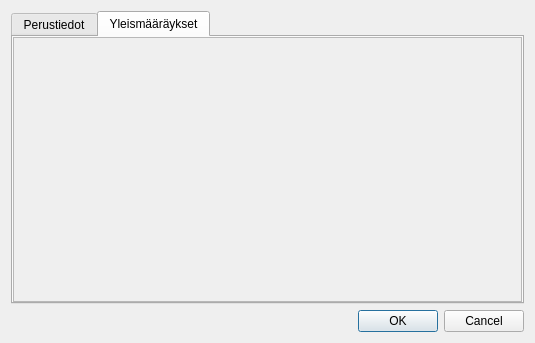
Before: the Qt Designer form arho_feature_template/gui/plan_attribute_form.ui in GispoCoding/arho-qgis-plugin, drawn with Qt 5.
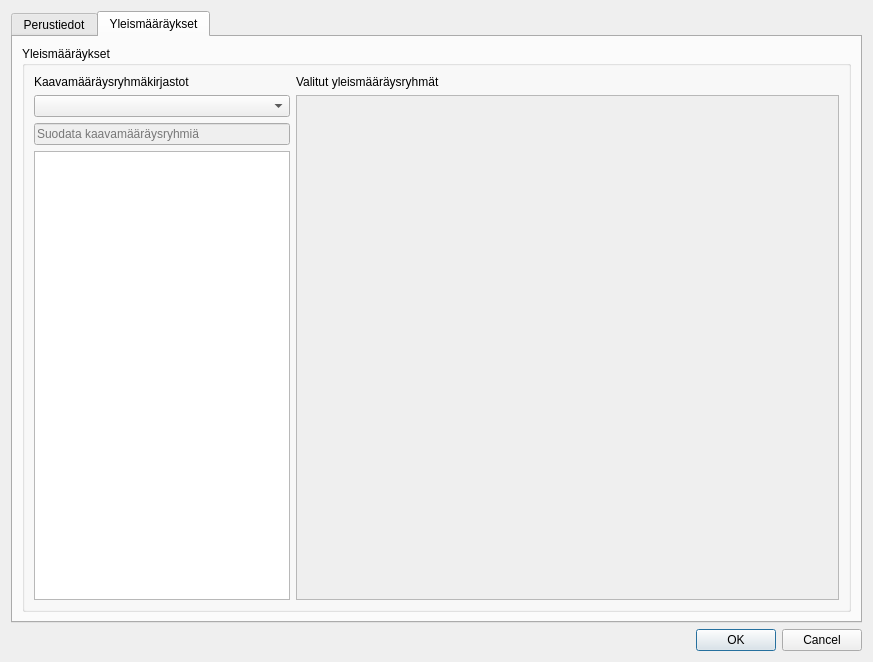
After: the same form once the commit is applied. The open tabs and pages were chosen to show the change. Custom widgets are drawn as their Qt base class.

Commit message: add general regulations to plan attribute form

What changed in the file:
```diff
--- a/arho_feature_template/gui/plan_attribute_form.ui
+++ b/arho_feature_template/gui/plan_attribute_form.ui
@@ -9,8 +9,8 @@
    <rect>
     <x>0</x>
     <y>0</y>
-    <width>535</width>
-    <height>343</height>
+    <width>873</width>
+    <height>662</height>
    </rect>
   </property>
   <property name="windowTitle">
@@ -34,16 +34,16 @@
       </attribute>
       <layout class="QVBoxLayout" name="verticalLayout_3">
        <property name="leftMargin">
-        <number>0</number>
+        <number>9</number>
        </property>
        <property name="topMargin">
-        <number>0</number>
+        <number>9</number>
        </property>
        <property name="rightMargin">
-        <number>0</number>
+        <number>9</number>
        </property>
        <property name="bottomMargin">
-        <number>0</number>
+        <number>9</number>
        </property>
        <item>
         <widget class="QScrollArea" name="general_info_scroll_area">
@@ -61,19 +61,19 @@
            <rect>
             <x>0</x>
             <y>0</y>
-            <width>505</width>
-            <height>264</height>
+            <width>831</width>
+            <height>562</height>
            </rect>
           </property>
           <layout class="QVBoxLayout" name="verticalLayout_4">
            <property name="leftMargin">
-            <number>0</number>
+            <number>9</number>
            </property>
            <property name="rightMargin">
-            <number>0</number>
+            <number>9</number>
            </property>
            <property name="bottomMargin">
-            <number>0</number>
+            <number>9</number>
            </property>
            <item>
             <layout class="QFormLayout" name="formLayout">
@@ -235,34 +235,115 @@
       <attribute name="title">
        <string>Yleismääräykset</string>
       </attribute>
-      <layout class="QVBoxLayout" name="verticalLayout_2">
-       <property name="leftMargin">
-        <number>0</number>
-       </property>
-       <property name="topMargin">
-        <number>0</number>
-       </property>
-       <property name="rightMargin">
-        <number>0</number>
-       </property>
-       <property name="bottomMargin">
-        <number>0</number>
-       </property>
+      <layout class="QVBoxLayout" name="verticalLayout_7">
        <item>
-        <widget class="QScrollArea" name="general_regulations_scroll_area">
-         <property name="widgetResizable">
-          <bool>true</bool>
+        <widget class="QGroupBox" name="groupBox">
+         <property name="title">
+          <string>Yleismääräykset</string>
          </property>
-         <widget class="QWidget" name="scrollAreaWidgetContents_2">
-          <property name="geometry">
-           <rect>
-            <x>0</x>
-            <y>0</y>
-            <width>505</width>
-            <height>264</height>
-           </rect>
-          </property>
-         </widget>
+         <layout class="QHBoxLayout" name="horizontalLayout">
+          <item>
+           <layout class="QVBoxLayout" name="verticalLayout_5">
+            <item>
+             <widget class="QLabel" name="label_6">
+              <property name="text">
+               <string>Kaavamääräysryhmäkirjastot</string>
+              </property>
+             </widget>
+            </item>
+            <item>
+             <widget class="QComboBox" name="plan_regulation_group_libraries_combobox"/>
+            </item>
+            <item>
+             <widget class="QgsFilterLineEdit" name="mLineEdit">
+              <property name="enabled">
+               <bool>false</bool>
+              </property>
+              <property name="sizePolicy">
+               <sizepolicy hsizetype="Preferred" vsizetype="Fixed">
+                <horstretch>0</horstretch>
+                <verstretch>0</verstretch>
+               </sizepolicy>
+              </property>
+              <property name="placeholderText">
+               <string>Suodata kaavamääräysryhmiä</string>
+              </property>
+              <property name="clearButtonEnabled">
+               <bool>false</bool>
+              </property>
+              <property name="showSearchIcon">
+               <bool>true</bool>
+              </property>
+              <property name="qgisRelation" stdset="0">
+               <string notr="true"/>
+              </property>
+             </widget>
+            </item>
+            <item>
+             <widget class="QTreeWidget" name="plan_regulation_groups_tree">
+              <property name="sizePolicy">
+               <sizepolicy hsizetype="Preferred" vsizetype="Expanding">
+                <horstretch>0</horstretch>
+                <verstretch>0</verstretch>
+               </sizepolicy>
+              </property>
+              <property name="frameShape">
+               <enum>QFrame::StyledPanel</enum>
+              </property>
+              <property name="frameShadow">
+               <enum>QFrame::Sunken</enum>
+              </property>
+              <property name="editTriggers">
+               <set>QAbstractItemView::NoEditTriggers</set>
+              </property>
+              <property name="dragDropMode">
+               <enum>QAbstractItemView::NoDragDrop</enum>
+              </property>
+              <property name="alternatingRowColors">
+               <bool>false</bool>
+              </property>
+              <attribute name="headerVisible">
+               <bool>false</bool>
+              </attribute>
+              <column>
+               <property name="text">
+                <string/>
+               </property>
+              </column>
+             </widget>
+            </item>
+           </layout>
+          </item>
+          <item>
+           <layout class="QVBoxLayout" name="verticalLayout_2">
+            <item>
+             <widget class="QLabel" name="label_7">
+              <property name="text">
+               <string>Valitut yleismääräysryhmät</string>
+              </property>
+             </widget>
+            </item>
+            <item>
+             <widget class="QScrollArea" name="plan_regulation_group_scrollarea">
+              <property name="widgetResizable">
+               <bool>true</bool>
+              </property>
+              <widget class="QWidget" name="plan_regulation_group_scrollarea_contents">
+               <property name="geometry">
+                <rect>
+                 <x>0</x>
+                 <y>0</y>
+                 <width>541</width>
+                 <height>493</height>
+                </rect>
+               </property>
+               <layout class="QVBoxLayout" name="verticalLayout_6"/>
+              </widget>
+             </widget>
+            </item>
+           </layout>
+          </item>
+         </layout>
         </widget>
        </item>
       </layout>
@@ -289,12 +370,17 @@
    <container>1</container>
   </customwidget>
   <customwidget>
-   <class>HierarchicalCodeComboBox</class>
+   <class>QgsFilterLineEdit</class>
+   <extends>QLineEdit</extends>
+   <header>qgsfilterlineedit.h</header>
+  </customwidget>
+  <customwidget>
+   <class>CodeComboBox</class>
    <extends>QComboBox</extends>
    <header>arho_feature_template.gui.code_combobox</header>
   </customwidget>
   <customwidget>
-   <class>CodeComboBox</class>
+   <class>HierarchicalCodeComboBox</class>
    <extends>QComboBox</extends>
    <header>arho_feature_template.gui.code_combobox</header>
   </customwidget>
```
The commit also changes 3 other files.
